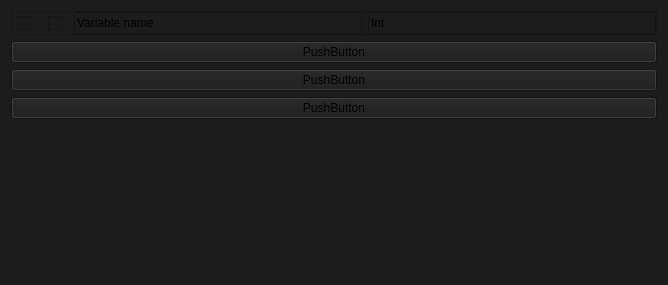
Before: the Qt Designer form smartprop_editor/variable_frame.ui in dertwist/Hammer5Tools, drawn with Qt 5.
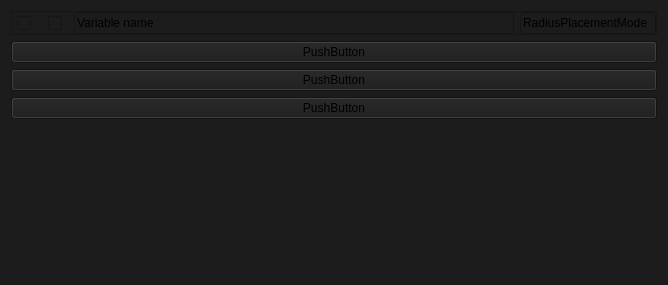
After: the same form once the commit is applied. Icons and pictures are not drawn.

Diff of the .ui file:
```diff
--- a/smartprop_editor/variable_frame.ui
+++ b/smartprop_editor/variable_frame.ui
@@ -121,8 +121,14 @@
       </item>
       <item>
        <widget class="QLineEdit" name="lineEdit_3">
+        <property name="maximumSize">
+         <size>
+          <width>136</width>
+          <height>16777215</height>
+         </size>
+        </property>
         <property name="text">
-         <string>Int</string>
+         <string>RadiusPlacementMode</string>
         </property>
         <property name="readOnly">
          <bool>true</bool>
```
Left out of the diff: 6 changed lines with no effect on the pictures.
